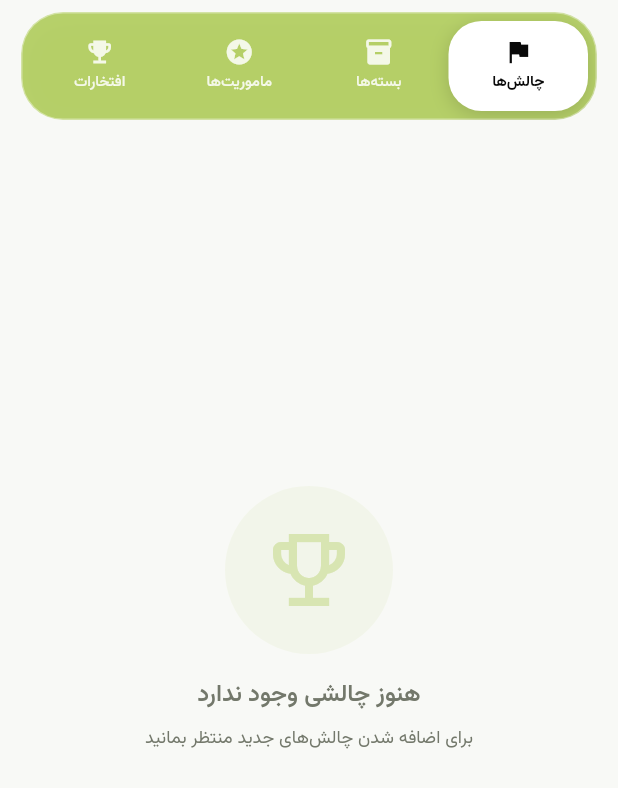
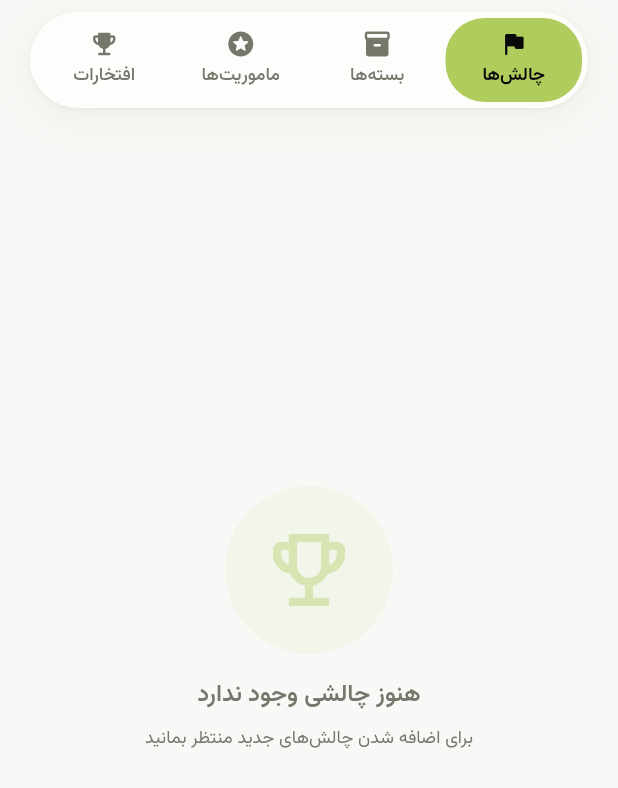
Before and after one commit to ZahraMirlohi/inner_hero_app, a Flutter app: the ExploreScreen screen opened directly, on a phone screen of 412 x 824 dp. Shown: the top 788 px of the screen. Run offline on Flutter 3.47's test engine with Material 3 defaults, Android fonts, the phone set to English and light mode, and no system bars; our stand-ins replace animated_bottom_navigation_bar, cached_network_image, carousel_slider, file_picker, flutter_contacts, flutter_dotenv and 19 more; missing offline and left inert: linkify; accounts and stored records are empty; project files that could hold a hidden picture were left out.

Commit message:
Stage 5: explore tab bar redesign
Co-Authored-By: Claude Sonnet 5.5 <noreply@anthropic.com>
Claude-Session: https://claude.ai/code/session_017cik5FJYLy84jLBtYm8MGj

```diff
--- a/lib/features/explore/screens/explore_screen.dart
+++ b/lib/features/explore/screens/explore_screen.dart
@@ -47,10 +47,10 @@ class _ExploreScreenState extends State<ExploreScreen>
   final Map<String, _CachedChallengeDetails> _challengeDetailsCache = {};
 
   final List<Map<String, dynamic>> _tabs = [
-    {'icon': Icons.flag, 'label': 'چالش‌ها'},
-    {'icon': Icons.inventory_2, 'label': 'بسته‌ها'},
-    {'icon': Icons.stars, 'label': 'ماموریت‌ها'},
-    {'icon': Icons.emoji_events, 'label': 'افتخارات'},
+    {'icon': Icons.flag_rounded, 'label': 'چالش‌ها'},
+    {'icon': Icons.inventory_2_rounded, 'label': 'بسته‌ها'},
+    {'icon': Icons.stars_rounded, 'label': 'ماموریت‌ها'},
+    {'icon': Icons.emoji_events_rounded, 'label': 'افتخارات'},
   ];
 
   @override
@@ -2188,34 +2188,14 @@ class _ExploreScreenState extends State<ExploreScreen>
 
   Widget _buildTabBar(Color primaryColor, ThemeProvider theme) {
     return Padding(
-      padding: const EdgeInsets.fromLTRB(14, 8, 14, 8),
-      child: ClipRRect(
-        borderRadius: BorderRadius.circular(28),
-        child: BackdropFilter(
-          filter: ImageFilter.blur(sigmaX: 12, sigmaY: 12),
+      padding: const EdgeInsets.fromLTRB(20, 8, 20, 8),
       child: Container(
-            padding: const EdgeInsets.all(5),
+        height: 64,
+        padding: const EdgeInsets.all(4),
         decoration: BoxDecoration(
-              // در تم شب تیره، در تم روز رنگ primary
-              color: theme.isDarkMode
-                  ? const Color(0xFF2A2A2A) // خاکستری تیره
-                  : primaryColor.withValues(alpha: 0.90),
-              borderRadius: BorderRadius.circular(28),
-              boxShadow: [
-                BoxShadow(
-                  color: theme.isDarkMode
-                      ? Colors.black.withValues(alpha: 0.5)
-                      : primaryColor.withValues(alpha: 0.35),
-                  blurRadius: 16,
-                  offset: const Offset(0, 4),
-                ),
-              ],
-              border: Border.all(
-                color: theme.isDarkMode
-                    ? const Color(0xFF444444) // bordr تیره
-                    : Colors.white.withValues(alpha: 0.4),
-                width: 1,
-              ),
+          color: theme.cardColor,
+          borderRadius: BorderRadius.circular(32),
+          boxShadow: theme.softShadow,
         ),
         child: TabBar(
           controller: _tabController,
@@ -2223,51 +2203,31 @@ class _ExploreScreenState extends State<ExploreScreen>
           labelPadding: EdgeInsets.zero,
           indicatorSize: TabBarIndicatorSize.tab,
           indicator: BoxDecoration(
-                // در تم شب هم سفید باقی بمونه (تب فعال)
-                color: Colors.white,
-                borderRadius: BorderRadius.circular(22),
-                boxShadow: [
-                  BoxShadow(
-                    color: Colors.black.withValues(alpha: 0.15),
-                    blurRadius: 10,
-                    offset: const Offset(0, 3),
-                  ),
-                ],
+            color: theme.effectivePrimary,
+            borderRadius: BorderRadius.circular(26),
           ),
           dividerColor: Colors.transparent,
-              // متن تب انتخاب شده: مشکی (روی سفید)
-              labelColor: const Color(0xFF090909),
-              // متن تب غیرفعال: سفید روی تیره، سفید روی سبز
-              unselectedLabelColor: Colors.white.withValues(alpha: 0.85),
-              labelStyle: const TextStyle(
-                fontSize: 10,
-                fontWeight: FontWeight.w700,
-              ),
-              unselectedLabelStyle: const TextStyle(
-                fontSize: 10,
-                fontWeight: FontWeight.w500,
-              ),
+          splashFactory: NoSplash.splashFactory,
+          overlayColor: WidgetStateProperty.all(Colors.transparent),
+          labelColor: theme.onPrimaryColor,
+          unselectedLabelColor: theme.textSecondaryColor,
+          labelStyle: const TextStyle(fontSize: 12, fontWeight: FontWeight.w700),
+          unselectedLabelStyle:
+              const TextStyle(fontSize: 12, fontWeight: FontWeight.w500),
           tabs: _tabs.map((tab) {
             return Tab(
-                  height: 58,
+              height: 56,
               child: Column(
                 mainAxisAlignment: MainAxisAlignment.center,
                 mainAxisSize: MainAxisSize.min,
                 children: [
                   Icon(tab['icon'], size: 20),
-                      const SizedBox(height: 3),
-                      Text(
-                        tab['label'],
-                        style: const TextStyle(fontSize: 10),
-                        maxLines: 1,
-                        overflow: TextOverflow.ellipsis,
-                      ),
+                  const SizedBox(height: 2),
+                  Text(tab['label'], maxLines: 1, overflow: TextOverflow.ellipsis),
                 ],
               ),
             );
           }).toList(),
-            ),
-          ),
         ),
       ),
     );
```
Lines whose indentation alone changed are shown as unchanged.
